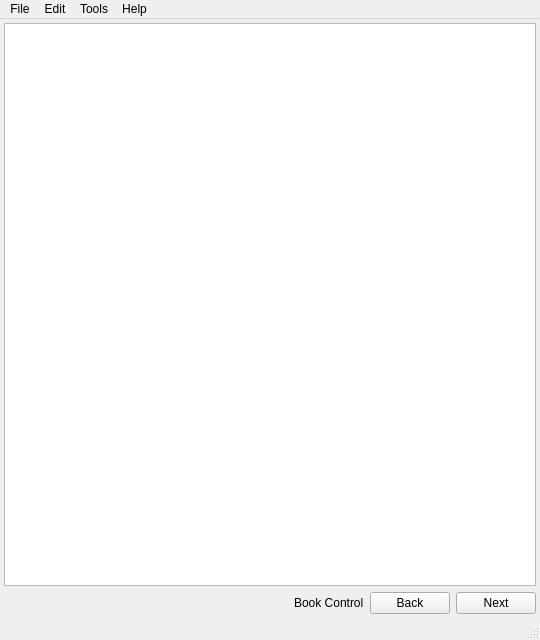
Old version of the form mainwindow.ui in the repository robertpharries/Bible.
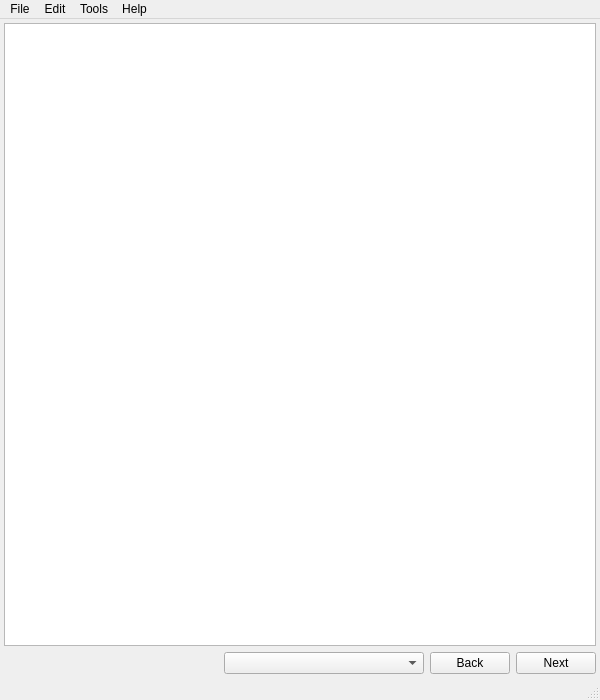
New version of the form.

Commit message: added easy selection next to the navigation for skipping books. Fixed bug where search and results would not reset if the user clicked the X to close instead of the close button.

The edit to the form file:
```diff
--- a/mainwindow.ui
+++ b/mainwindow.ui
@@ -9,10 +9,16 @@
    <rect>
     <x>0</x>
     <y>0</y>
-    <width>540</width>
-    <height>640</height>
+    <width>600</width>
+    <height>700</height>
    </rect>
   </property>
+  <property name="sizePolicy">
+   <sizepolicy hsizetype="Preferred" vsizetype="Preferred">
+    <horstretch>0</horstretch>
+    <verstretch>0</verstretch>
+   </sizepolicy>
+  </property>
   <property name="windowTitle">
    <string>MainWindow</string>
   </property>
@@ -45,6 +51,9 @@
           <property name="orientation">
            <enum>Qt::Horizontal</enum>
           </property>
+          <property name="sizeType">
+           <enum>QSizePolicy::MinimumExpanding</enum>
+          </property>
           <property name="sizeHint" stdset="0">
            <size>
             <width>40</width>
@@ -54,9 +63,30 @@
          </spacer>
         </item>
         <item>
-         <widget class="QLabel" name="bookLabel">
-          <property name="text">
-           <string>Book Control</string>
+         <widget class="QComboBox" name="bookSelector">
+          <property name="sizePolicy">
+           <sizepolicy hsizetype="Expanding" vsizetype="Fixed">
+            <horstretch>0</horstretch>
+            <verstretch>0</verstretch>
+           </sizepolicy>
+          </property>
+          <property name="minimumSize">
+           <size>
+            <width>0</width>
+            <height>0</height>
+           </size>
+          </property>
+          <property name="maximumSize">
+           <size>
+            <width>200</width>
+            <height>500</height>
+           </size>
+          </property>
+          <property name="maxVisibleItems">
+           <number>11</number>
+          </property>
+          <property name="maxCount">
+           <number>128</number>
           </property>
          </widget>
         </item>
@@ -97,7 +127,7 @@
     <rect>
      <x>0</x>
      <y>0</y>
-     <width>540</width>
+     <width>600</width>
      <height>22</height>
     </rect>
    </property>
```
The commit also changes 6 other files.
